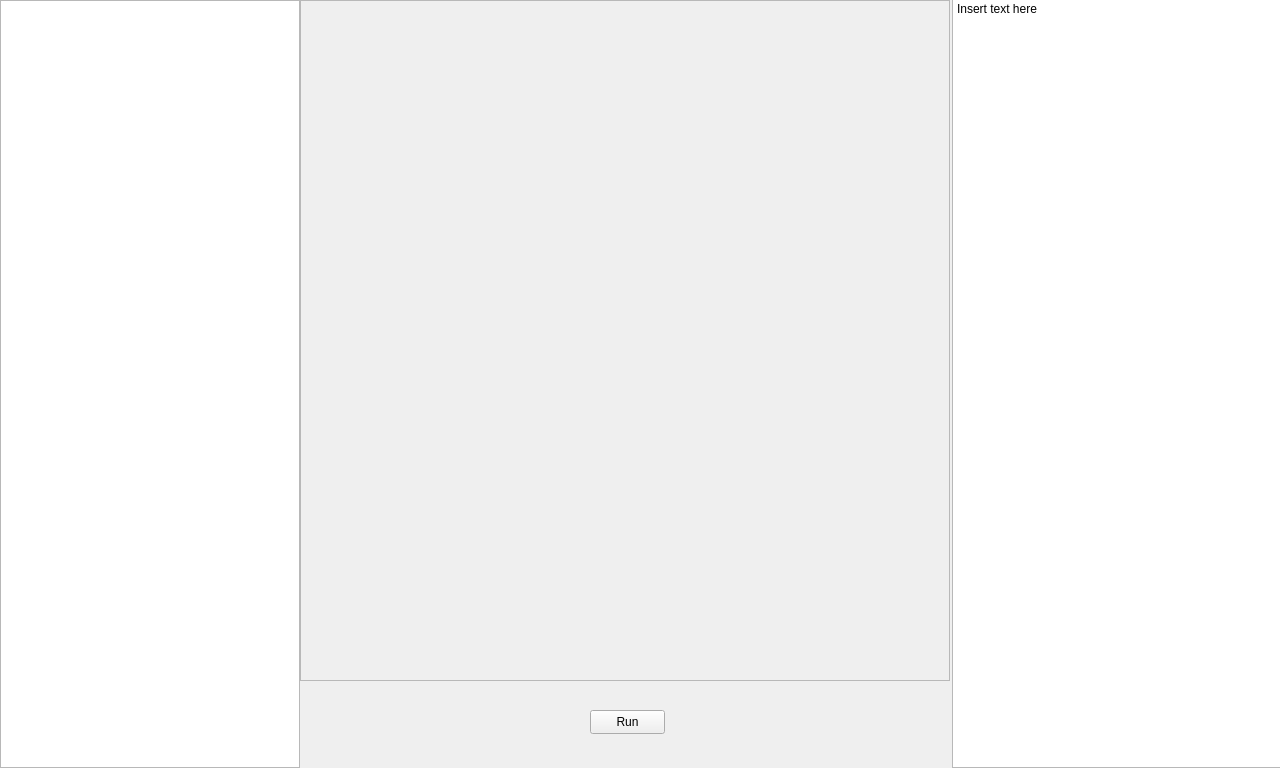
Old version of the form MainWindow/Window/Resources/mainwindow.ui in the repository lipimat/StringSearchVisualizer.
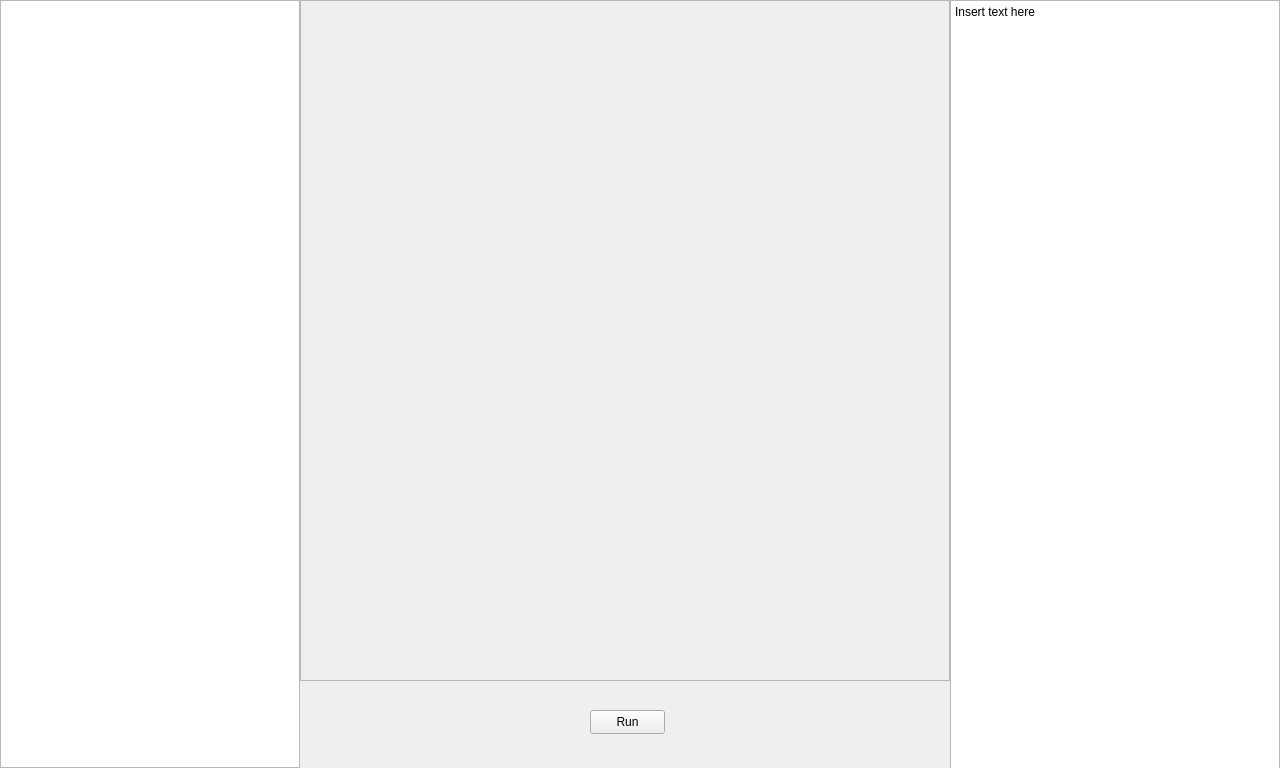
New version of the form.

Commit message: Adjust text input control size so that text doesnt appear offwindow

```diff
--- a/MainWindow/Window/Resources/mainwindow.ui
+++ b/MainWindow/Window/Resources/mainwindow.ui
@@ -65,15 +65,18 @@
    <widget class="QPlainTextEdit" name="InputTextEdit">
     <property name="geometry">
      <rect>
-      <x>952</x>
-      <y>-3</y>
-      <width>350</width>
+      <x>950</x>
+      <y>0</y>
+      <width>330</width>
       <height>771</height>
      </rect>
     </property>
     <property name="plainText">
      <string>Insert text here</string>
     </property>
+    <property name="tabStopDistance">
+     <double>80.000000000000000</double>
+    </property>
    </widget>
    <widget class="QFrame" name="frame">
     <property name="geometry">
```
The commit also changes 2 other files.
